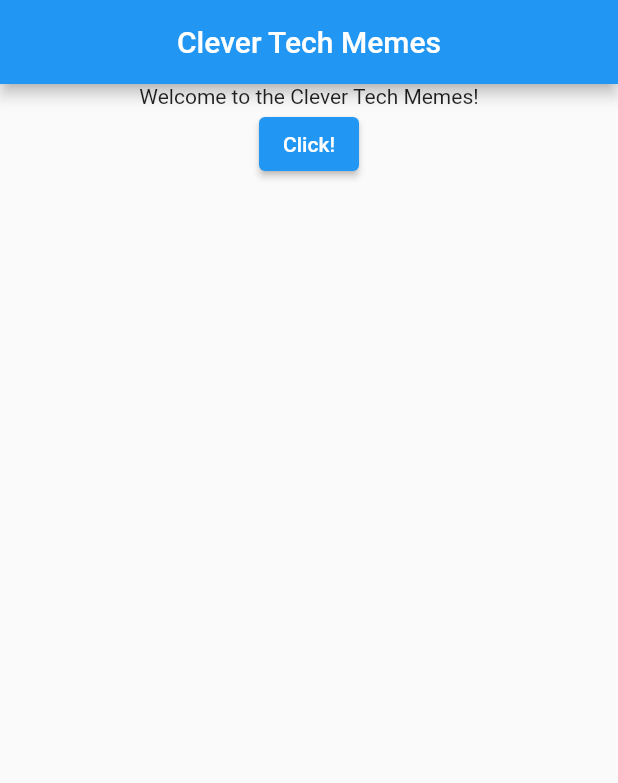
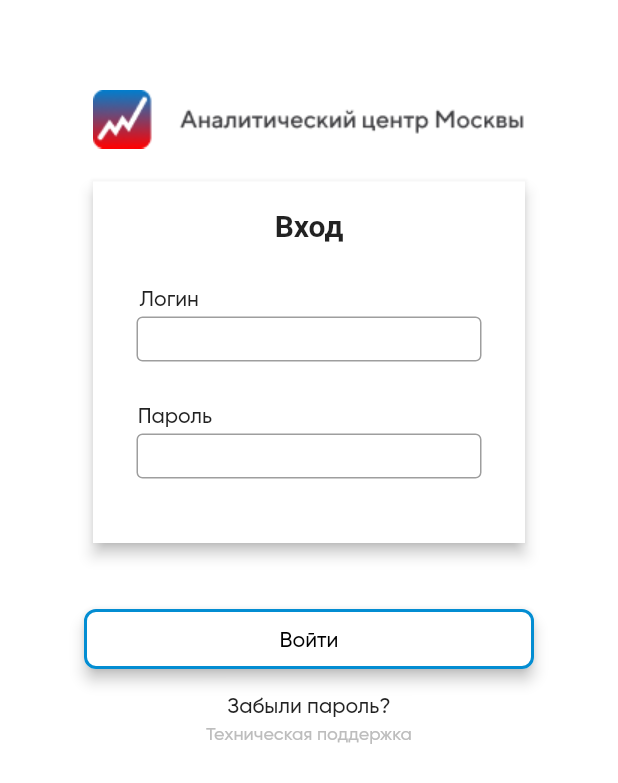
Before and after one commit to DmitriyMelentsov/FlutterDjango, a Flutter app: the screen it shows after launch, on a phone screen of 412 x 824 dp. Shown: the top 783 px of the screen. Run offline on Flutter 3.47's test engine with Material 2 defaults, Android fonts, the phone set to English and light mode, and no system bars.

Commit message:
frontend project import

```diff
--- a/frontend/flutter_project/lib/main.dart
+++ b/frontend/flutter_project/lib/main.dart
@@ -1,4 +1,5 @@
 import 'package:flutter/material.dart';
+import 'package:hack_app/pages/home_page.dart';
 import 'package:http/http.dart' as http;
 
 void main() {
@@ -21,25 +22,8 @@ class MyApp extends StatelessWidget {
   @override
   Widget build(BuildContext context) {
     return MaterialApp(
-        title: 'Clever Tech Memes',
-        theme: ThemeData(
-          primarySwatch: Colors.blue,
-        ),
-        home: Scaffold(
-            appBar: AppBar(
-                centerTitle: true, title: const Text('Clever Tech Memes')),
-            body: Center(
-                child: Column(
-              children: [
-                Padding(
-                    padding: const EdgeInsets.all(0.0),
-                    child: const Text('Welcome to the Clever Tech Memes!')),
-                Padding(
-                  padding: const EdgeInsets.all(0.0),
-                  child: ElevatedButton(
-                      onPressed: buttonPressed, child: Text('Click!')),
-                )
-              ],
-            ))));
+      debugShowCheckedModeBanner: false,
+      home: HomePage(),
+    );
   }
 }
--- /dev/null
+++ b/frontend/flutter_project/lib/pages/home_page.dart
@@ -0,0 +1,183 @@
+// ignore_for_file: unused_field
+import 'package:flutter/material.dart';
+import 'package:hack_app/pages/pull_page.dart';
+
+class HomePage extends StatelessWidget {
+  final _textController = TextEditingController();
+  final _textController1 = TextEditingController();
+
+  HomePage({super.key});
+  @override
+  Widget build(BuildContext context) {
+    return Scaffold(
+      backgroundColor: Colors.white,
+      body: Column(
+        crossAxisAlignment: CrossAxisAlignment.center,
+        children: [
+          const SizedBox(
+            height: 60,
+          ),
+          Center(
+            child: Image.asset('assets/logo.png'),
+          ),
+          const SizedBox(
+            height: 22,
+          ),
+          Padding(
+            padding: const EdgeInsets.symmetric(horizontal: 2.0),
+            child: Column(
+              children: [
+                Material(
+                  elevation: 4.0,
+                  child: Container(
+                    height: 241,
+                    width: 288,
+                    color: Colors.white,
+                    child: Container(
+                      alignment: const Alignment(0, -0.75),
+                      child: Column(
+                        // ignore: prefer_const_literals_to_create_immutables
+                        children: [
+                          const SizedBox(
+                            height: 18,
+                          ),
+                          const Text(
+                            'Вход',
+                            style: TextStyle(
+                              fontSize: 20,
+                              fontWeight: FontWeight.w700,
+                            ),
+                          ),
+                          const SizedBox(
+                            height: 29,
+                          ),
+                          Container(
+                            alignment: const Alignment(-0.75, -1),
+                            child: const Text(
+                              'Логин',
+                              style: TextStyle(
+                                fontSize: 14,
+                                fontFamily: 'Gilroy',
+                                fontWeight: FontWeight.w400,
+                              ),
+                            ),
+                          ),
+                          const SizedBox(
+                            height: 4,
+                          ),
+                          SizedBox(
+                            height: 30,
+                            width: 230,
+                            child: TextField(
+                              style: const TextStyle(
+                                fontSize: 14,
+                                fontFamily: 'Gilroy',
+                                fontWeight: FontWeight.w400,
+                              ),
+                              maxLines: 1,
+                              textAlignVertical: TextAlignVertical.center,
+                              controller: _textController,
+                              decoration: const InputDecoration(
+                                border: OutlineInputBorder(),
+                              ),
+                            ),
+                          ),
+                          const SizedBox(
+                            height: 28,
+                          ),
+                          Container(
+                            alignment: const Alignment(-0.75, -1),
+                            child: const Text(
+                              'Пароль',
+                              style: TextStyle(
+                                fontSize: 14,
+                                fontFamily: 'Gilroy',
+                                fontWeight: FontWeight.w400,
+                              ),
+                            ),
+                          ),
+                          const SizedBox(
+                            height: 4,
+                          ),
+                          SizedBox(
+                            height: 30,
+                            width: 230,
+                            child: TextField(
+                              style: const TextStyle(
+                                fontSize: 14,
+                                fontFamily: 'Gilroy',
+                                fontWeight: FontWeight.w400,
+                              ),
+                              maxLines: 1,
+                              textAlignVertical: TextAlignVertical.center,
+                              controller: _textController1,
+                              decoration: const InputDecoration(
+                                border: OutlineInputBorder(),
+                              ),
+                            ),
+                          ),
+                        ],
+                      ),
+                    ),
+                  ),
+                ),
+              ],
+            ),
+          ),
+          const SizedBox(
+            height: 40,
+          ),
+          OutlinedButton(
+            style: OutlinedButton.styleFrom(
+              elevation: 4.0,
+              foregroundColor: Colors.black,
+              backgroundColor: Colors.white,
+              minimumSize: const Size(300, 40),
+              shape: RoundedRectangleBorder(
+                  borderRadius: BorderRadius.circular(8)),
+              side: const BorderSide(
+                width: 2,
+                color: Color.fromARGB(255, 3, 141, 210),
+              ),
+              textStyle: const TextStyle(
+                fontSize: 14,
+                fontFamily: 'Gilroy',
+                fontWeight: FontWeight.w500,
+              ),
+            ),
+            onPressed: () {
+              Navigator.push(
+                context,
+                MaterialPageRoute(builder: (context) => const PullPage()),
+              );
+            },
+            child: const Text('Войти'),
+          ),
+          const SizedBox(
+            height: 12,
+          ),
+          const Text(
+            'Забыли пароль?',
+            style: TextStyle(
+              fontSize: 14,
+              fontFamily: 'Gilroy',
+              fontWeight: FontWeight.w400,
+            ),
+          ),
+          const SizedBox(
+            height: 4,
+          ),
+          Text(
+            'Техническая поддержка',
+            style: TextStyle(
+              fontSize: 12,
+              color: Colors.grey[400],
+              fontFamily: 'Gilroy',
+              fontWeight: FontWeight.w400,
+            ),
+          ),
+        ],
+      ),
+    );
+  }
+}
--- /dev/null
+++ b/frontend/flutter_project/lib/pages/pull_page.dart
@@ -0,0 +1,29 @@
+import 'package:flutter/material.dart';
+
+class PullPage extends StatelessWidget {
+  const PullPage({super.key});
+
+  @override
+  Widget build(BuildContext context) {
+    return Scaffold(
+      body: Column(
+        crossAxisAlignment: CrossAxisAlignment.center,
+        // ignore: prefer_const_literals_to_create_immutables
+        children: [
+          Padding(
+            padding: const EdgeInsets.fromLTRB(16, 34, 46, 19.5),
+            child: Column(
+              children: [
+                Row(
+                  children: [
+                    Image.asset('logo.png'),
+                  ],
+                )
+              ],
+            ),
+          ),
+        ],
+      ),
+    );
+  }
+}
```
Also changed, not shown: frontend/flutter_project/pubspec.yaml (+16 -11 lines), frontend/assets/lg.png (added), frontend/assets/logo.png (added), frontend/flutter_project/assets/lg.png (added), frontend/flutter_project/assets/logo.png (added), frontend/flutter_project/fonts/Gilroy-Bold.ttf (added), frontend/flutter_project/fonts/Gilroy-Light.ttf (added), frontend/flutter_project/fonts/Gilroy-Medium.ttf (added), frontend/flutter_project/fonts/Gilroy-UltraLight.ttf (added), frontend/flutter_project/pubspec.lock, 22 other files.
